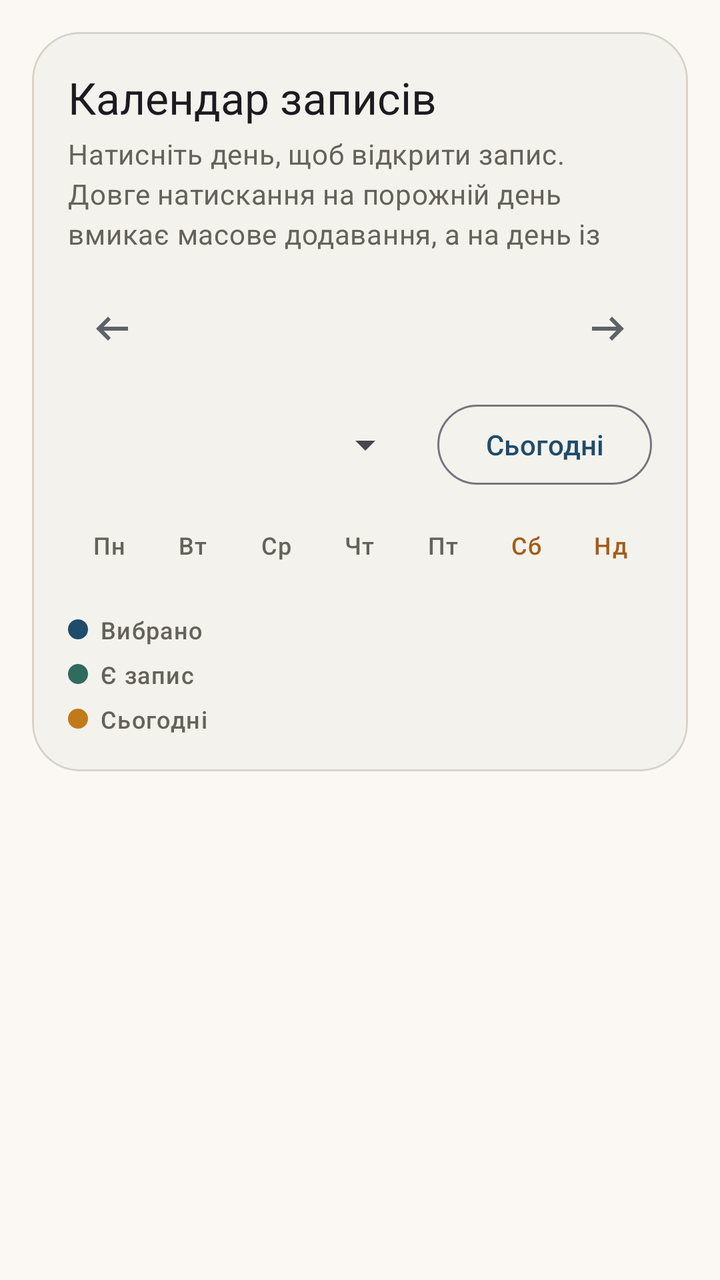
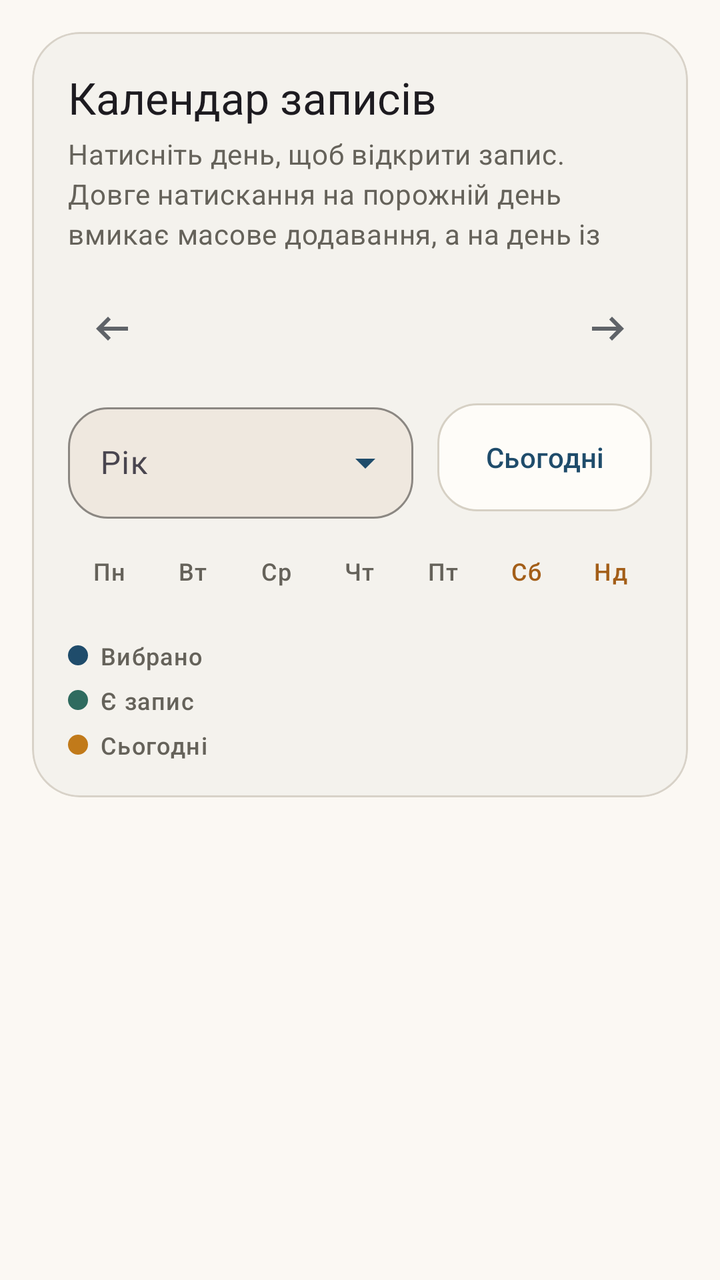

Before-and-after screenshots of an Android layout around one commit, followed by the original layout XML and the change that was made.
<!-- AndroidManifest.xml: application theme Theme.WorkTracker -->
<!-- res/layout/dialog_calendar.xml -->
<ScrollView xmlns:android="http://schemas.android.com/apk/res/android"
    xmlns:app="http://schemas.android.com/apk/res-auto"
    android:id="@+id/calendarScroll"
    android:layout_width="match_parent"
    android:layout_height="match_parent"
    android:fillViewport="true">

    <LinearLayout
        android:id="@+id/calendarContent"
        android:layout_width="match_parent"
        android:layout_height="wrap_content"
        android:orientation="vertical"
        android:padding="16dp">

        <com.google.android.material.card.MaterialCardView
            android:layout_width="match_parent"
            android:layout_height="wrap_content"
            android:layout_marginBottom="16dp"
            app:cardCornerRadius="24dp"
            app:cardElevation="0dp"
            app:strokeColor="@color/calendar_outline"
            app:strokeWidth="1dp">

            <LinearLayout
                android:layout_width="match_parent"
                android:layout_height="wrap_content"
                android:background="@color/calendar_panel"
                android:orientation="vertical"
                android:padding="18dp">

                <TextView
                    android:layout_width="wrap_content"
                    android:layout_height="wrap_content"
                    android:text="@string/calendar_title"
                    style="@style/TextAppearance.Material3.TitleLarge" />

                <TextView
                    android:id="@+id/textSelectionState"
                    android:layout_width="wrap_content"
                    android:layout_height="wrap_content"
                    android:layout_marginTop="4dp"
                    android:maxLines="3"
                    android:text="@string/calendar_hint"
                    android:textColor="@color/chart_axis_text"
                    style="@style/TextAppearance.Material3.BodyMedium" />

                <LinearLayout
                    android:id="@+id/layoutCalendarHeader"
                    android:layout_width="match_parent"
                    android:layout_height="wrap_content"
                    android:layout_marginTop="16dp"
                    android:gravity="center_vertical"
                    android:orientation="horizontal">

                    <ImageButton
                        android:id="@+id/buttonPrevMonth"
                        android:layout_width="44dp"
                        android:layout_height="44dp"
                        android:background="?attr/selectableItemBackgroundBorderless"
                        android:padding="10dp"
                        android:src="@drawable/ic_arrow_left" />

                    <TextView
                        android:id="@+id/textMonthYear"
                        android:layout_width="0dp"
                        android:layout_height="wrap_content"
                        android:layout_weight="1"
                        android:gravity="center"
                        android:maxLines="2"
                        style="@style/TextAppearance.Material3.TitleMedium" />

                    <ImageButton
                        android:id="@+id/buttonNextMonth"
                        android:layout_width="44dp"
                        android:layout_height="44dp"
                        android:background="?attr/selectableItemBackgroundBorderless"
                        android:padding="10dp"
                        android:src="@drawable/ic_arrow_right" />
                </LinearLayout>

                <LinearLayout
                    android:id="@+id/layoutCalendarControls"
                    android:layout_width="match_parent"
                    android:layout_height="wrap_content"
                    android:layout_marginTop="12dp"
                    android:gravity="center_vertical"
                    android:orientation="horizontal">

                    <Spinner
                        android:id="@+id/spinnerYear"
                        android:layout_width="0dp"
                        android:layout_height="wrap_content"
                        android:layout_weight="1"
                        android:spinnerMode="dropdown" />

                    <com.google.android.material.button.MaterialButton
                        android:id="@+id/buttonToday"
                        style="@style/Widget.Material3.Button.OutlinedButton"
                        android:layout_width="wrap_content"
                        android:layout_height="wrap_content"
                        android:layout_marginStart="12dp"
                        android:maxLines="2"
                        android:text="@string/today_short" />
                </LinearLayout>

                <LinearLayout
                    android:layout_width="match_parent"
                    android:layout_height="wrap_content"
                    android:layout_marginTop="18dp"
                    android:orientation="horizontal">

                    <TextView
                        android:layout_width="0dp"
                        android:layout_height="wrap_content"
                        android:layout_weight="1"
                        android:gravity="center"
                        android:text="@string/weekday_mon"
                        android:textColor="@color/chart_axis_text"
                        style="@style/TextAppearance.Material3.LabelMedium" />

                    <TextView
                        android:layout_width="0dp"
                        android:layout_height="wrap_content"
                        android:layout_weight="1"
                        android:gravity="center"
                        android:text="@string/weekday_tue"
                        android:textColor="@color/chart_axis_text"
                        style="@style/TextAppearance.Material3.LabelMedium" />

                    <TextView
                        android:layout_width="0dp"
                        android:layout_height="wrap_content"
                        android:layout_weight="1"
                        android:gravity="center"
                        android:text="@string/weekday_wed"
                        android:textColor="@color/chart_axis_text"
                        style="@style/TextAppearance.Material3.LabelMedium" />

                    <TextView
                        android:layout_width="0dp"
                        android:layout_height="wrap_content"
                        android:layout_weight="1"
                        android:gravity="center"
                        android:text="@string/weekday_thu"
                        android:textColor="@color/chart_axis_text"
                        style="@style/TextAppearance.Material3.LabelMedium" />

                    <TextView
                        android:layout_width="0dp"
                        android:layout_height="wrap_content"
                        android:layout_weight="1"
                        android:gravity="center"
                        android:text="@string/weekday_fri"
                        android:textColor="@color/chart_axis_text"
                        style="@style/TextAppearance.Material3.LabelMedium" />

                    <TextView
                        android:layout_width="0dp"
                        android:layout_height="wrap_content"
                        android:layout_weight="1"
                        android:gravity="center"
                        android:text="@string/weekday_sat"
                        android:textColor="@color/calendar_weekend_text"
                        style="@style/TextAppearance.Material3.LabelMedium" />

                    <TextView
                        android:layout_width="0dp"
                        android:layout_height="wrap_content"
                        android:layout_weight="1"
                        android:gravity="center"
                        android:text="@string/weekday_sun"
                        android:textColor="@color/calendar_weekend_text"
                        style="@style/TextAppearance.Material3.LabelMedium" />
                </LinearLayout>

                <GridView
                    android:id="@+id/calendarGridDialog"
                    android:layout_width="match_parent"
                    android:layout_height="wrap_content"
                    android:layout_marginTop="10dp"
                    android:gravity="center"
                    android:horizontalSpacing="2dp"
                    android:numColumns="7"
                    android:stretchMode="columnWidth"
                    android:verticalSpacing="2dp" />

                <LinearLayout
                    android:id="@+id/layoutCalendarLegend"
                    android:layout_width="match_parent"
                    android:layout_height="wrap_content"
                    android:layout_marginTop="16dp"
                    android:orientation="vertical">

                    <LinearLayout
                        android:layout_width="match_parent"
                        android:layout_height="wrap_content"
                        android:gravity="center_vertical"
                        android:orientation="horizontal">

                        <View
                            android:layout_width="10dp"
                            android:layout_height="10dp"
                            android:background="@drawable/bg_circle_dot"
                            android:backgroundTint="@color/calendar_selected_fill" />

                        <TextView
                            android:layout_width="wrap_content"
                            android:layout_height="wrap_content"
                            android:layout_marginStart="6dp"
                            android:text="@string/calendar_legend_selected"
                            android:textColor="@color/chart_axis_text"
                            style="@style/TextAppearance.Material3.LabelMedium" />
                    </LinearLayout>

                    <LinearLayout
                        android:layout_width="match_parent"
                        android:layout_height="wrap_content"
                        android:layout_marginTop="6dp"
                        android:gravity="center_vertical"
                        android:orientation="horizontal">

                        <View
                            android:layout_width="10dp"
                            android:layout_height="10dp"
                            android:background="@drawable/bg_circle_dot"
                            android:backgroundTint="@color/calendar_dot" />

                        <TextView
                            android:layout_width="wrap_content"
                            android:layout_height="wrap_content"
                            android:layout_marginStart="6dp"
                            android:text="@string/calendar_legend_saved"
                            android:textColor="@color/chart_axis_text"
                            style="@style/TextAppearance.Material3.LabelMedium" />
                    </LinearLayout>

                    <LinearLayout
                        android:layout_width="match_parent"
                        android:layout_height="wrap_content"
                        android:layout_marginTop="6dp"
                        android:gravity="center_vertical"
                        android:orientation="horizontal">

                        <View
                            android:layout_width="10dp"
                            android:layout_height="10dp"
                            android:background="@drawable/bg_circle_dot"
                            android:backgroundTint="@color/calendar_today_stroke" />

                        <TextView
                            android:layout_width="wrap_content"
                            android:layout_height="wrap_content"
                            android:layout_marginStart="6dp"
                            android:text="@string/calendar_legend_today"
                            android:textColor="@color/chart_axis_text"
                            style="@style/TextAppearance.Material3.LabelMedium" />
                    </LinearLayout>
                </LinearLayout>
            </LinearLayout>
        </com.google.android.material.card.MaterialCardView>

        <com.google.android.material.button.MaterialButton
            android:id="@+id/buttonBulkAdd"
            android:layout_width="match_parent"
            android:layout_height="wrap_content"
            android:text="@string/add"
            android:visibility="gone" />
    </LinearLayout>
</ScrollView>
<!-- resources referenced by this layout -->
<resources>
  <style name="Theme.WorkTracker" parent="Theme.Material3.Light.NoActionBar">
          <item name="colorPrimary">@color/primary</item>
          <item name="colorOnPrimary">@color/onPrimary</item>
          <item name="colorPrimaryContainer">@color/primaryContainer</item>
          <item name="colorOnPrimaryContainer">@color/onPrimaryContainer</item>
          <item name="colorSecondary">@color/secondary</item>
          <item name="colorOnSecondary">@color/onSecondary</item>
          <item name="colorSecondaryContainer">@color/secondaryContainer</item>
          <item name="colorOnSecondaryContainer">@color/onSecondaryContainer</item>
          <item name="colorTertiary">@color/tertiary</item>
          <item name="colorOnTertiary">@color/onTertiary</item>
          <item name="colorTertiaryContainer">@color/tertiaryContainer</item>
          <item name="colorOnTertiaryContainer">@color/onTertiaryContainer</item>
          <item name="colorError">@color/error</item>
          <item name="colorOnError">@color/onError</item>
          <item name="android:windowBackground">@color/background</item>
          <item name="android:statusBarColor">@android:color/transparent</item>
          <item name="android:navigationBarColor">@android:color/transparent</item>
          <item name="colorOnBackground">@color/onBackground</item>
          <item name="android:colorBackground">@color/background</item>
          <item name="colorSurface">@color/surface</item>
          <item name="colorOnSurface">@color/onSurface</item>
          <item name="materialAlertDialogTheme">@style/ThemeOverlay.WorkTracker.MaterialAlertDialog</item>
      </style>
  <!-- unchanged entries left out for length: 44 -->
</resources>

<!-- the commit's change to res/layout/dialog_calendar.xml (unified diff, before → after) -->
@@ -86,16 +86,25 @@
                     android:gravity="center_vertical"
                     android:orientation="horizontal">
 
-                    <Spinner
-                        android:id="@+id/spinnerYear"
-                        android:layout_width="0dp"
-                        android:layout_height="wrap_content"
-                        android:layout_weight="1"
-                        android:spinnerMode="dropdown" />
+                    <com.google.android.material.textfield.TextInputLayout
+                        android:id="@+id/layoutCalendarYearField"
+                        style="@style/Widget.WorkTracker.TextInputLayout.Dropdown"
+                        android:layout_width="0dp"
+                        android:layout_height="wrap_content"
+                        android:layout_weight="1"
+                        android:hint="@string/stats_mode_year">
+
+                        <com.google.android.material.textfield.MaterialAutoCompleteTextView
+                            android:id="@+id/inputCalendarYear"
+                            style="@style/Widget.WorkTracker.DropdownInput"
+                            android:layout_width="match_parent"
+                            android:layout_height="wrap_content"
+                            android:inputType="none" />
+                    </com.google.android.material.textfield.TextInputLayout>
 
                     <com.google.android.material.button.MaterialButton
                         android:id="@+id/buttonToday"
-                        style="@style/Widget.Material3.Button.OutlinedButton"
+                        style="@style/Widget.WorkTracker.Button.Outlined"
                         android:layout_width="wrap_content"
                         android:layout_height="wrap_content"
                         android:layout_marginStart="12dp"
@@ -263,6 +272,8 @@
             android:id="@+id/buttonBulkAdd"
             android:layout_width="match_parent"
             android:layout_height="wrap_content"
+            android:layout_marginTop="16dp"
+            android:layout_marginBottom="12dp"
             android:text="@string/add"
             android:visibility="gone" />
     </LinearLayout>
<!-- resource entries referenced after the edit -->
@@ -1,5 +1,31 @@
 <!-- resources referenced by this layout -->
 <resources>
+  <string name="stats_mode_year">Рік</string>
+  <style name="Widget.WorkTracker.Button.Outlined" parent="Widget.Material3.Button.OutlinedButton">
+          <item name="cornerRadius">20dp</item>
+          <item name="android:minHeight">54dp</item>
+          <item name="android:insetTop">0dp</item>
+          <item name="android:insetBottom">0dp</item>
+          <item name="backgroundTint">@color/surface</item>
+          <item name="strokeColor">@color/job_card_stroke</item>
+          <item name="android:textColor">@color/primary</item>
+          <item name="iconTint">@color/primary</item>
+      </style>
+  <style name="Widget.WorkTracker.DropdownInput" parent="@style/Widget.WorkTracker.TextInputEditText">
+          <item name="android:popupBackground">@drawable/bg_dropdown_popup</item>
+          <item name="android:dropDownVerticalOffset">8dp</item>
+          <item name="android:dropDownHorizontalOffset">0dp</item>
+          <item name="android:dropDownSelector">@drawable/bg_dropdown_option_item</item>
+      </style>
+  <style name="Widget.WorkTracker.TextInputLayout.Dropdown" parent="Widget.Material3.TextInputLayout.OutlinedBox.ExposedDropdownMenu">
+          <item name="boxBackgroundColor">@color/field_surface_alt</item>
+          <item name="boxStrokeColor">@color/job_card_stroke</item>
+          <item name="boxStrokeWidth">1dp</item>
+          <item name="boxStrokeWidthFocused">2dp</item>
+          <item name="hintTextColor">@color/field_hint</item>
+          <item name="endIconTint">@color/primary</item>
+          <item name="shapeAppearanceOverlay">@style/ShapeAppearanceOverlay.WorkTracker.Field</item>
+      </style>
   <style name="Theme.WorkTracker" parent="Theme.Material3.Light.NoActionBar">
           <item name="colorPrimary">@color/primary</item>
           <item name="colorOnPrimary">@color/onPrimary</item>
@@ -22,8 +48,67 @@
           <item name="android:colorBackground">@color/background</item>
           <item name="colorSurface">@color/surface</item>
           <item name="colorOnSurface">@color/onSurface</item>
+          <item name="materialButtonStyle">@style/Widget.WorkTracker.Button</item>
           <item name="materialAlertDialogTheme">@style/ThemeOverlay.WorkTracker.MaterialAlertDialog</item>
       </style>
+  <color name="job_card_stroke">#D6D0C4</color>
+  <style name="Widget.WorkTracker.TextInputEditText" parent="Widget.Material3.TextInputEditText.OutlinedBox">
+          <item name="android:textColor">@color/field_text</item>
+          <item name="android:textColorHint">@color/field_hint</item>
+          <item name="android:textSize">16sp</item>
+      </style>
+  <!-- drawable bg_dropdown_popup (drawable) -->
+  <?xml version="1.0" encoding="utf-8"?>
+  <inset xmlns:android="http://schemas.android.com/apk/res/android"
+      android:insetTop="8dp"
+      android:insetBottom="8dp">
+  
+      <shape android:shape="rectangle">
+          <solid android:color="@color/surface" />
+          <corners android:radius="24dp" />
+          <stroke
+              android:width="1dp"
+              android:color="@color/job_card_stroke" />
+      </shape>
+  </inset>
+  <!-- drawable bg_dropdown_option_item (drawable) -->
+  <?xml version="1.0" encoding="utf-8"?>
+  <selector xmlns:android="http://schemas.android.com/apk/res/android">
+      <item android:state_pressed="true">
+          <shape android:shape="rectangle">
+              <solid android:color="@color/primaryContainer" />
+              <corners android:radius="18dp" />
+          </shape>
+      </item>
+      <item android:state_selected="true">
+          <shape android:shape="rectangle">
+              <solid android:color="@color/primaryContainer" />
+              <corners android:radius="18dp" />
+          </shape>
+      </item>
+      <item>
+          <shape android:shape="rectangle">
+              <solid android:color="@android:color/transparent" />
+              <corners android:radius="18dp" />
+          </shape>
+      </item>
+  </selector>
+  <color name="field_surface_alt">#EFE8DF</color>
+  <color name="field_hint">#746B62</color>
+  <style name="ShapeAppearanceOverlay.WorkTracker.Field" parent="">
+          <item name="cornerFamily">rounded</item>
+          <item name="cornerSize">20dp</item>
+      </style>
+  <style name="Widget.WorkTracker.Button" parent="Widget.Material3.Button">
+          <item name="cornerRadius">20dp</item>
+          <item name="android:minHeight">54dp</item>
+          <item name="android:insetTop">0dp</item>
+          <item name="android:insetBottom">0dp</item>
+          <item name="backgroundTint">@color/primary</item>
+          <item name="android:textColor">@color/onPrimary</item>
+          <item name="iconTint">@color/onPrimary</item>
+      </style>
+  <color name="field_text">#1F1B16</color>
   <!-- unchanged entries left out for length: 44 -->
 </resources>
 
